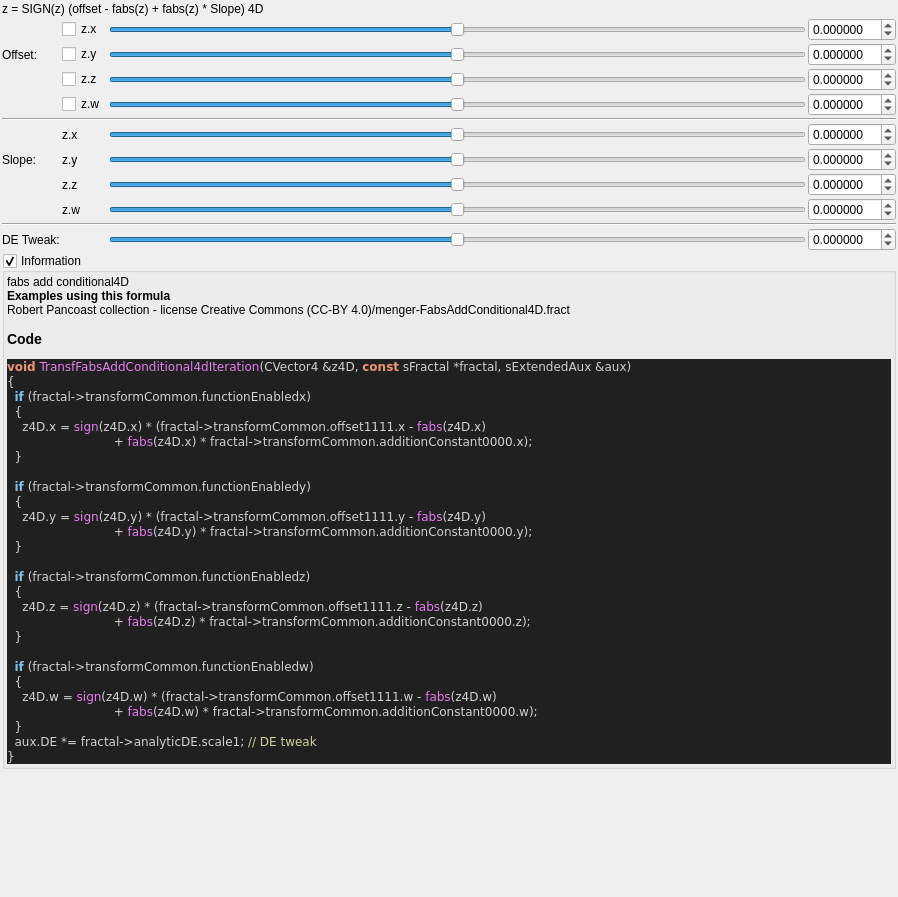
Above: mandelbulber2/formula/ui/fractal_transf_fabs_add_conditional4d.ui from buddhi1980/mandelbulber2 before the change. Below: the same form after it.
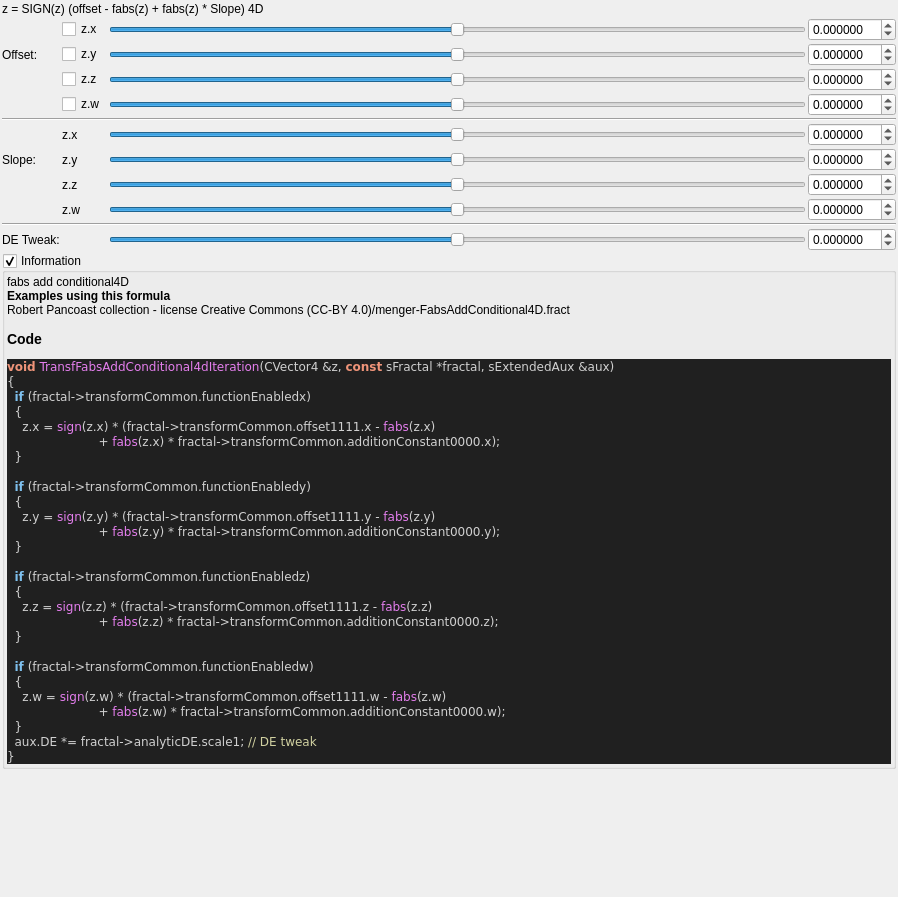
That is the form after the change. Custom widgets are drawn as their Qt base class.

The edit to the form file:
```diff
--- a/mandelbulber2/formula/ui/fractal_transf_fabs_add_conditional4d.ui
+++ b/mandelbulber2/formula/ui/fractal_transf_fabs_add_conditional4d.ui
@@ -645,30 +645,30 @@
 &lt;/table&gt;
 &lt;br&gt;&lt;b&gt;Examples using this formula&lt;/b&gt;&lt;br&gt;Robert Pancoast collection - license Creative Commons (CC-BY 4.0)/menger-FabsAddConditional4D.fract&lt;h3&gt;Code&lt;/h3&gt;
 &lt;body style=&quot;background-color:#202020&quot;&gt;
-&lt;pre style=&quot;color:#d0d0d0; background-color:#202020;  font-family:'Courier New',monospace;&quot;&gt;&lt;span style=&quot;color:#f09479; font-weight:bold&quot;&gt;void&lt;/span&gt; &lt;span style=&quot;color:#e47eed&quot;&gt;TransfFabsAddConditional4dIteration&lt;/span&gt;&lt;span style=&quot;color:#d0d0d0&quot;&gt;(&lt;/span&gt;CVector4 &lt;span style=&quot;color:#d0d0d0&quot;&gt;&amp;amp;&lt;/span&gt;z4D&lt;span style=&quot;color:#d0d0d0&quot;&gt;,&lt;/span&gt; &lt;span style=&quot;color:#f09479; font-weight:bold&quot;&gt;const&lt;/span&gt; sFractal &lt;span style=&quot;color:#d0d0d0&quot;&gt;*&lt;/span&gt;fractal&lt;span style=&quot;color:#d0d0d0&quot;&gt;,&lt;/span&gt; sExtendedAux &lt;span style=&quot;color:#d0d0d0&quot;&gt;&amp;amp;&lt;/span&gt;aux&lt;span style=&quot;color:#d0d0d0&quot;&gt;)&lt;/span&gt;
+&lt;pre style=&quot;color:#d0d0d0; background-color:#202020;  font-family:'Courier New',monospace;&quot;&gt;&lt;span style=&quot;color:#f09479; font-weight:bold&quot;&gt;void&lt;/span&gt; &lt;span style=&quot;color:#e47eed&quot;&gt;TransfFabsAddConditional4dIteration&lt;/span&gt;&lt;span style=&quot;color:#d0d0d0&quot;&gt;(&lt;/span&gt;CVector4 &lt;span style=&quot;color:#d0d0d0&quot;&gt;&amp;amp;&lt;/span&gt;z&lt;span style=&quot;color:#d0d0d0&quot;&gt;,&lt;/span&gt; &lt;span style=&quot;color:#f09479; font-weight:bold&quot;&gt;const&lt;/span&gt; sFractal &lt;span style=&quot;color:#d0d0d0&quot;&gt;*&lt;/span&gt;fractal&lt;span style=&quot;color:#d0d0d0&quot;&gt;,&lt;/span&gt; sExtendedAux &lt;span style=&quot;color:#d0d0d0&quot;&gt;&amp;amp;&lt;/span&gt;aux&lt;span style=&quot;color:#d0d0d0&quot;&gt;)&lt;/span&gt;
 &lt;span style=&quot;color:#d0d0d0&quot;&gt;{&lt;/span&gt;
   &lt;span style=&quot;color:#7ec0ee; font-weight:bold&quot;&gt;if&lt;/span&gt; &lt;span style=&quot;color:#d0d0d0&quot;&gt;(&lt;/span&gt;fractal&lt;span style=&quot;color:#d0d0d0&quot;&gt;-&amp;gt;&lt;/span&gt;transformCommon&lt;span style=&quot;color:#d0d0d0&quot;&gt;.&lt;/span&gt;functionEnabledx&lt;span style=&quot;color:#d0d0d0&quot;&gt;)&lt;/span&gt;
   &lt;span style=&quot;color:#d0d0d0&quot;&gt;{&lt;/span&gt;
-    z4D&lt;span style=&quot;color:#d0d0d0&quot;&gt;.&lt;/span&gt;x &lt;span style=&quot;color:#d0d0d0&quot;&gt;=&lt;/span&gt; &lt;span style=&quot;color:#e47eed&quot;&gt;sign&lt;/span&gt;&lt;span style=&quot;color:#d0d0d0&quot;&gt;(&lt;/span&gt;z4D&lt;span style=&quot;color:#d0d0d0&quot;&gt;.&lt;/span&gt;x&lt;span style=&quot;color:#d0d0d0&quot;&gt;) * (&lt;/span&gt;fractal&lt;span style=&quot;color:#d0d0d0&quot;&gt;-&amp;gt;&lt;/span&gt;transformCommon&lt;span style=&quot;color:#d0d0d0&quot;&gt;.&lt;/span&gt;offset1111&lt;span style=&quot;color:#d0d0d0&quot;&gt;.&lt;/span&gt;x &lt;span style=&quot;color:#d0d0d0&quot;&gt;-&lt;/span&gt; &lt;span style=&quot;color:#e47eed&quot;&gt;fabs&lt;/span&gt;&lt;span style=&quot;color:#d0d0d0&quot;&gt;(&lt;/span&gt;z4D&lt;span style=&quot;color:#d0d0d0&quot;&gt;.&lt;/span&gt;x&lt;span style=&quot;color:#d0d0d0&quot;&gt;)&lt;/span&gt;
-                            &lt;span style=&quot;color:#d0d0d0&quot;&gt;+&lt;/span&gt; &lt;span style=&quot;color:#e47eed&quot;&gt;fabs&lt;/span&gt;&lt;span style=&quot;color:#d0d0d0&quot;&gt;(&lt;/span&gt;z4D&lt;span style=&quot;color:#d0d0d0&quot;&gt;.&lt;/span&gt;x&lt;span style=&quot;color:#d0d0d0&quot;&gt;) *&lt;/span&gt; fractal&lt;span style=&quot;color:#d0d0d0&quot;&gt;-&amp;gt;&lt;/span&gt;transformCommon&lt;span style=&quot;color:#d0d0d0&quot;&gt;.&lt;/span&gt;additionConstant0000&lt;span style=&quot;color:#d0d0d0&quot;&gt;.&lt;/span&gt;x&lt;span style=&quot;color:#d0d0d0&quot;&gt;);&lt;/span&gt;
+    z&lt;span style=&quot;color:#d0d0d0&quot;&gt;.&lt;/span&gt;x &lt;span style=&quot;color:#d0d0d0&quot;&gt;=&lt;/span&gt; &lt;span style=&quot;color:#e47eed&quot;&gt;sign&lt;/span&gt;&lt;span style=&quot;color:#d0d0d0&quot;&gt;(&lt;/span&gt;z&lt;span style=&quot;color:#d0d0d0&quot;&gt;.&lt;/span&gt;x&lt;span style=&quot;color:#d0d0d0&quot;&gt;) * (&lt;/span&gt;fractal&lt;span style=&quot;color:#d0d0d0&quot;&gt;-&amp;gt;&lt;/span&gt;transformCommon&lt;span style=&quot;color:#d0d0d0&quot;&gt;.&lt;/span&gt;offset1111&lt;span style=&quot;color:#d0d0d0&quot;&gt;.&lt;/span&gt;x &lt;span style=&quot;color:#d0d0d0&quot;&gt;-&lt;/span&gt; &lt;span style=&quot;color:#e47eed&quot;&gt;fabs&lt;/span&gt;&lt;span style=&quot;color:#d0d0d0&quot;&gt;(&lt;/span&gt;z&lt;span style=&quot;color:#d0d0d0&quot;&gt;.&lt;/span&gt;x&lt;span style=&quot;color:#d0d0d0&quot;&gt;)&lt;/span&gt;
+                        &lt;span style=&quot;color:#d0d0d0&quot;&gt;+&lt;/span&gt; &lt;span style=&quot;color:#e47eed&quot;&gt;fabs&lt;/span&gt;&lt;span style=&quot;color:#d0d0d0&quot;&gt;(&lt;/span&gt;z&lt;span style=&quot;color:#d0d0d0&quot;&gt;.&lt;/span&gt;x&lt;span style=&quot;color:#d0d0d0&quot;&gt;) *&lt;/span&gt; fractal&lt;span style=&quot;color:#d0d0d0&quot;&gt;-&amp;gt;&lt;/span&gt;transformCommon&lt;span style=&quot;color:#d0d0d0&quot;&gt;.&lt;/span&gt;additionConstant0000&lt;span style=&quot;color:#d0d0d0&quot;&gt;.&lt;/span&gt;x&lt;span style=&quot;color:#d0d0d0&quot;&gt;);&lt;/span&gt;
   &lt;span style=&quot;color:#d0d0d0&quot;&gt;}&lt;/span&gt;
 
   &lt;span style=&quot;color:#7ec0ee; font-weight:bold&quot;&gt;if&lt;/span&gt; &lt;span style=&quot;color:#d0d0d0&quot;&gt;(&lt;/span&gt;fractal&lt;span style=&quot;color:#d0d0d0&quot;&gt;-&amp;gt;&lt;/span&gt;transformCommon&lt;span style=&quot;color:#d0d0d0&quot;&gt;.&lt;/span&gt;functionEnabledy&lt;span style=&quot;color:#d0d0d0&quot;&gt;)&lt;/span&gt;
   &lt;span style=&quot;color:#d0d0d0&quot;&gt;{&lt;/span&gt;
-    z4D&lt;span style=&quot;color:#d0d0d0&quot;&gt;.&lt;/span&gt;y &lt;span style=&quot;color:#d0d0d0&quot;&gt;=&lt;/span&gt; &lt;span style=&quot;color:#e47eed&quot;&gt;sign&lt;/span&gt;&lt;span style=&quot;color:#d0d0d0&quot;&gt;(&lt;/span&gt;z4D&lt;span style=&quot;color:#d0d0d0&quot;&gt;.&lt;/span&gt;y&lt;span style=&quot;color:#d0d0d0&quot;&gt;) * (&lt;/span&gt;fractal&lt;span style=&quot;color:#d0d0d0&quot;&gt;-&amp;gt;&lt;/span&gt;transformCommon&lt;span style=&quot;color:#d0d0d0&quot;&gt;.&lt;/span&gt;offset1111&lt;span style=&quot;color:#d0d0d0&quot;&gt;.&lt;/span&gt;y &lt;span style=&quot;color:#d0d0d0&quot;&gt;-&lt;/span&gt; &lt;span style=&quot;color:#e47eed&quot;&gt;fabs&lt;/span&gt;&lt;span style=&quot;color:#d0d0d0&quot;&gt;(&lt;/span&gt;z4D&lt;span style=&quot;color:#d0d0d0&quot;&gt;.&lt;/span&gt;y&lt;span style=&quot;color:#d0d0d0&quot;&gt;)&lt;/span&gt;
-                            &lt;span style=&quot;color:#d0d0d0&quot;&gt;+&lt;/span&gt; &lt;span style=&quot;color:#e47eed&quot;&gt;fabs&lt;/span&gt;&lt;span style=&quot;color:#d0d0d0&quot;&gt;(&lt;/span&gt;z4D&lt;span style=&quot;color:#d0d0d0&quot;&gt;.&lt;/span&gt;y&lt;span style=&quot;color:#d0d0d0&quot;&gt;) *&lt;/span&gt; fractal&lt;span style=&quot;color:#d0d0d0&quot;&gt;-&amp;gt;&lt;/span&gt;transformCommon&lt;span style=&quot;color:#d0d0d0&quot;&gt;.&lt;/span&gt;additionConstant0000&lt;span style=&quot;color:#d0d0d0&quot;&gt;.&lt;/span&gt;y&lt;span style=&quot;color:#d0d0d0&quot;&gt;);&lt;/span&gt;
+    z&lt;span style=&quot;color:#d0d0d0&quot;&gt;.&lt;/span&gt;y &lt;span style=&quot;color:#d0d0d0&quot;&gt;=&lt;/span&gt; &lt;span style=&quot;color:#e47eed&quot;&gt;sign&lt;/span&gt;&lt;span style=&quot;color:#d0d0d0&quot;&gt;(&lt;/span&gt;z&lt;span style=&quot;color:#d0d0d0&quot;&gt;.&lt;/span&gt;y&lt;span style=&quot;color:#d0d0d0&quot;&gt;) * (&lt;/span&gt;fractal&lt;span style=&quot;color:#d0d0d0&quot;&gt;-&amp;gt;&lt;/span&gt;transformCommon&lt;span style=&quot;color:#d0d0d0&quot;&gt;.&lt;/span&gt;offset1111&lt;span style=&quot;color:#d0d0d0&quot;&gt;.&lt;/span&gt;y &lt;span style=&quot;color:#d0d0d0&quot;&gt;-&lt;/span&gt; &lt;span style=&quot;color:#e47eed&quot;&gt;fabs&lt;/span&gt;&lt;span style=&quot;color:#d0d0d0&quot;&gt;(&lt;/span&gt;z&lt;span style=&quot;color:#d0d0d0&quot;&gt;.&lt;/span&gt;y&lt;span style=&quot;color:#d0d0d0&quot;&gt;)&lt;/span&gt;
+                        &lt;span style=&quot;color:#d0d0d0&quot;&gt;+&lt;/span&gt; &lt;span style=&quot;color:#e47eed&quot;&gt;fabs&lt;/span&gt;&lt;span style=&quot;color:#d0d0d0&quot;&gt;(&lt;/span&gt;z&lt;span style=&quot;color:#d0d0d0&quot;&gt;.&lt;/span&gt;y&lt;span style=&quot;color:#d0d0d0&quot;&gt;) *&lt;/span&gt; fractal&lt;span style=&quot;color:#d0d0d0&quot;&gt;-&amp;gt;&lt;/span&gt;transformCommon&lt;span style=&quot;color:#d0d0d0&quot;&gt;.&lt;/span&gt;additionConstant0000&lt;span style=&quot;color:#d0d0d0&quot;&gt;.&lt;/span&gt;y&lt;span style=&quot;color:#d0d0d0&quot;&gt;);&lt;/span&gt;
   &lt;span style=&quot;color:#d0d0d0&quot;&gt;}&lt;/span&gt;
 
   &lt;span style=&quot;color:#7ec0ee; font-weight:bold&quot;&gt;if&lt;/span&gt; &lt;span style=&quot;color:#d0d0d0&quot;&gt;(&lt;/span&gt;fractal&lt;span style=&quot;color:#d0d0d0&quot;&gt;-&amp;gt;&lt;/span&gt;transformCommon&lt;span style=&quot;color:#d0d0d0&quot;&gt;.&lt;/span&gt;functionEnabledz&lt;span style=&quot;color:#d0d0d0&quot;&gt;)&lt;/span&gt;
   &lt;span style=&quot;color:#d0d0d0&quot;&gt;{&lt;/span&gt;
-    z4D&lt;span style=&quot;color:#d0d0d0&quot;&gt;.&lt;/span&gt;z &lt;span style=&quot;color:#d0d0d0&quot;&gt;=&lt;/span&gt; &lt;span style=&quot;color:#e47eed&quot;&gt;sign&lt;/span&gt;&lt;span style=&quot;color:#d0d0d0&quot;&gt;(&lt;/span&gt;z4D&lt;span style=&quot;color:#d0d0d0&quot;&gt;.&lt;/span&gt;z&lt;span style=&quot;color:#d0d0d0&quot;&gt;) * (&lt;/span&gt;fractal&lt;span style=&quot;color:#d0d0d0&quot;&gt;-&amp;gt;&lt;/span&gt;transformCommon&lt;span style=&quot;color:#d0d0d0&quot;&gt;.&lt;/span&gt;offset1111&lt;span style=&quot;color:#d0d0d0&quot;&gt;.&lt;/span&gt;z &lt;span style=&quot;color:#d0d0d0&quot;&gt;-&lt;/span&gt; &lt;span style=&quot;color:#e47eed&quot;&gt;fabs&lt;/span&gt;&lt;span style=&quot;color:#d0d0d0&quot;&gt;(&lt;/span&gt;z4D&lt;span style=&quot;color:#d0d0d0&quot;&gt;.&lt;/span&gt;z&lt;span style=&quot;color:#d0d0d0&quot;&gt;)&lt;/span&gt;
-                            &lt;span style=&quot;color:#d0d0d0&quot;&gt;+&lt;/span&gt; &lt;span style=&quot;color:#e47eed&quot;&gt;fabs&lt;/span&gt;&lt;span style=&quot;color:#d0d0d0&quot;&gt;(&lt;/span&gt;z4D&lt;span style=&quot;color:#d0d0d0&quot;&gt;.&lt;/span&gt;z&lt;span style=&quot;color:#d0d0d0&quot;&gt;) *&lt;/span&gt; fractal&lt;span style=&quot;color:#d0d0d0&quot;&gt;-&amp;gt;&lt;/span&gt;transformCommon&lt;span style=&quot;color:#d0d0d0&quot;&gt;.&lt;/span&gt;additionConstant0000&lt;span style=&quot;color:#d0d0d0&quot;&gt;.&lt;/span&gt;z&lt;span style=&quot;color:#d0d0d0&quot;&gt;);&lt;/span&gt;
+    z&lt;span style=&quot;color:#d0d0d0&quot;&gt;.&lt;/span&gt;z &lt;span style=&quot;color:#d0d0d0&quot;&gt;=&lt;/span&gt; &lt;span style=&quot;color:#e47eed&quot;&gt;sign&lt;/span&gt;&lt;span style=&quot;color:#d0d0d0&quot;&gt;(&lt;/span&gt;z&lt;span style=&quot;color:#d0d0d0&quot;&gt;.&lt;/span&gt;z&lt;span style=&quot;color:#d0d0d0&quot;&gt;) * (&lt;/span&gt;fractal&lt;span style=&quot;color:#d0d0d0&quot;&gt;-&amp;gt;&lt;/span&gt;transformCommon&lt;span style=&quot;color:#d0d0d0&quot;&gt;.&lt;/span&gt;offset1111&lt;span style=&quot;color:#d0d0d0&quot;&gt;.&lt;/span&gt;z &lt;span style=&quot;color:#d0d0d0&quot;&gt;-&lt;/span&gt; &lt;span style=&quot;color:#e47eed&quot;&gt;fabs&lt;/span&gt;&lt;span style=&quot;color:#d0d0d0&quot;&gt;(&lt;/span&gt;z&lt;span style=&quot;color:#d0d0d0&quot;&gt;.&lt;/span&gt;z&lt;span style=&quot;color:#d0d0d0&quot;&gt;)&lt;/span&gt;
+                        &lt;span style=&quot;color:#d0d0d0&quot;&gt;+&lt;/span&gt; &lt;span style=&quot;color:#e47eed&quot;&gt;fabs&lt;/span&gt;&lt;span style=&quot;color:#d0d0d0&quot;&gt;(&lt;/span&gt;z&lt;span style=&quot;color:#d0d0d0&quot;&gt;.&lt;/span&gt;z&lt;span style=&quot;color:#d0d0d0&quot;&gt;) *&lt;/span&gt; fractal&lt;span style=&quot;color:#d0d0d0&quot;&gt;-&amp;gt;&lt;/span&gt;transformCommon&lt;span style=&quot;color:#d0d0d0&quot;&gt;.&lt;/span&gt;additionConstant0000&lt;span style=&quot;color:#d0d0d0&quot;&gt;.&lt;/span&gt;z&lt;span style=&quot;color:#d0d0d0&quot;&gt;);&lt;/span&gt;
   &lt;span style=&quot;color:#d0d0d0&quot;&gt;}&lt;/span&gt;
 
   &lt;span style=&quot;color:#7ec0ee; font-weight:bold&quot;&gt;if&lt;/span&gt; &lt;span style=&quot;color:#d0d0d0&quot;&gt;(&lt;/span&gt;fractal&lt;span style=&quot;color:#d0d0d0&quot;&gt;-&amp;gt;&lt;/span&gt;transformCommon&lt;span style=&quot;color:#d0d0d0&quot;&gt;.&lt;/span&gt;functionEnabledw&lt;span style=&quot;color:#d0d0d0&quot;&gt;)&lt;/span&gt;
   &lt;span style=&quot;color:#d0d0d0&quot;&gt;{&lt;/span&gt;
-    z4D&lt;span style=&quot;color:#d0d0d0&quot;&gt;.&lt;/span&gt;w &lt;span style=&quot;color:#d0d0d0&quot;&gt;=&lt;/span&gt; &lt;span style=&quot;color:#e47eed&quot;&gt;sign&lt;/span&gt;&lt;span style=&quot;color:#d0d0d0&quot;&gt;(&lt;/span&gt;z4D&lt;span style=&quot;color:#d0d0d0&quot;&gt;.&lt;/span&gt;w&lt;span style=&quot;color:#d0d0d0&quot;&gt;) * (&lt;/span&gt;fractal&lt;span style=&quot;color:#d0d0d0&quot;&gt;-&amp;gt;&lt;/span&gt;transformCommon&lt;span style=&quot;color:#d0d0d0&quot;&gt;.&lt;/span&gt;offset1111&lt;span style=&quot;color:#d0d0d0&quot;&gt;.&lt;/span&gt;w &lt;span style=&quot;color:#d0d0d0&quot;&gt;-&lt;/span&gt; &lt;span style=&quot;color:#e47eed&quot;&gt;fabs&lt;/span&gt;&lt;span style=&quot;color:#d0d0d0&quot;&gt;(&lt;/span&gt;z4D&lt;span style=&quot;color:#d0d0d0&quot;&gt;.&lt;/span&gt;w&lt;span style=&quot;color:#d0d0d0&quot;&gt;)&lt;/span&gt;
-                            &lt;span style=&quot;color:#d0d0d0&quot;&gt;+&lt;/span&gt; &lt;span style=&quot;color:#e47eed&quot;&gt;fabs&lt;/span&gt;&lt;span style=&quot;color:#d0d0d0&quot;&gt;(&lt;/span&gt;z4D&lt;span style=&quot;color:#d0d0d0&quot;&gt;.&lt;/span&gt;w&lt;span style=&quot;color:#d0d0d0&quot;&gt;) *&lt;/span&gt; fractal&lt;span style=&quot;color:#d0d0d0&quot;&gt;-&amp;gt;&lt;/span&gt;transformCommon&lt;span style=&quot;color:#d0d0d0&quot;&gt;.&lt;/span&gt;additionConstant0000&lt;span style=&quot;color:#d0d0d0&quot;&gt;.&lt;/span&gt;w&lt;span style=&quot;color:#d0d0d0&quot;&gt;);&lt;/span&gt;
+    z&lt;span style=&quot;color:#d0d0d0&quot;&gt;.&lt;/span&gt;w &lt;span style=&quot;color:#d0d0d0&quot;&gt;=&lt;/span&gt; &lt;span style=&quot;color:#e47eed&quot;&gt;sign&lt;/span&gt;&lt;span style=&quot;color:#d0d0d0&quot;&gt;(&lt;/span&gt;z&lt;span style=&quot;color:#d0d0d0&quot;&gt;.&lt;/span&gt;w&lt;span style=&quot;color:#d0d0d0&quot;&gt;) * (&lt;/span&gt;fractal&lt;span style=&quot;color:#d0d0d0&quot;&gt;-&amp;gt;&lt;/span&gt;transformCommon&lt;span style=&quot;color:#d0d0d0&quot;&gt;.&lt;/span&gt;offset1111&lt;span style=&quot;color:#d0d0d0&quot;&gt;.&lt;/span&gt;w &lt;span style=&quot;color:#d0d0d0&quot;&gt;-&lt;/span&gt; &lt;span style=&quot;color:#e47eed&quot;&gt;fabs&lt;/span&gt;&lt;span style=&quot;color:#d0d0d0&quot;&gt;(&lt;/span&gt;z&lt;span style=&quot;color:#d0d0d0&quot;&gt;.&lt;/span&gt;w&lt;span style=&quot;color:#d0d0d0&quot;&gt;)&lt;/span&gt;
+                        &lt;span style=&quot;color:#d0d0d0&quot;&gt;+&lt;/span&gt; &lt;span style=&quot;color:#e47eed&quot;&gt;fabs&lt;/span&gt;&lt;span style=&quot;color:#d0d0d0&quot;&gt;(&lt;/span&gt;z&lt;span style=&quot;color:#d0d0d0&quot;&gt;.&lt;/span&gt;w&lt;span style=&quot;color:#d0d0d0&quot;&gt;) *&lt;/span&gt; fractal&lt;span style=&quot;color:#d0d0d0&quot;&gt;-&amp;gt;&lt;/span&gt;transformCommon&lt;span style=&quot;color:#d0d0d0&quot;&gt;.&lt;/span&gt;additionConstant0000&lt;span style=&quot;color:#d0d0d0&quot;&gt;.&lt;/span&gt;w&lt;span style=&quot;color:#d0d0d0&quot;&gt;);&lt;/span&gt;
   &lt;span style=&quot;color:#d0d0d0&quot;&gt;}&lt;/span&gt;
   aux&lt;span style=&quot;color:#d0d0d0&quot;&gt;.&lt;/span&gt;DE &lt;span style=&quot;color:#d0d0d0&quot;&gt;*=&lt;/span&gt; fractal&lt;span style=&quot;color:#d0d0d0&quot;&gt;-&amp;gt;&lt;/span&gt;analyticDE&lt;span style=&quot;color:#d0d0d0&quot;&gt;.&lt;/span&gt;scale1&lt;span style=&quot;color:#d0d0d0&quot;&gt;;&lt;/span&gt; &lt;span style=&quot;color:#d0d0a0&quot;&gt;// DE tweak&lt;/span&gt;
 &lt;span style=&quot;color:#d0d0d0&quot;&gt;}&lt;/span&gt;
```
